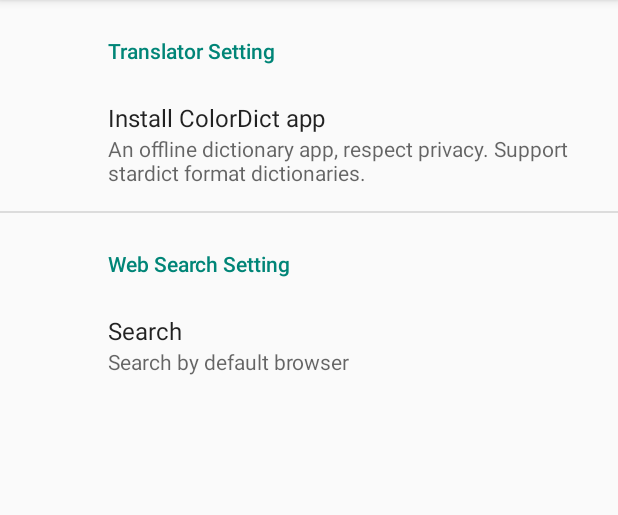
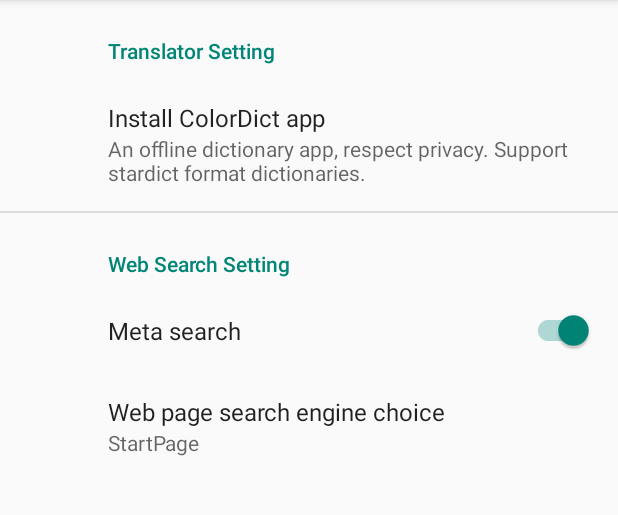
Before and after one commit to scubajeff/Setter, an Android app: the screen it shows after launch (SettingsActivity), on a phone screen of 412 x 824 dp, the part 84-599 px from its top. Run offline under Robolectric (Android 15) with nearby library versions, the phone set to English and light mode, and no system bars; our stand-ins replace androidx.preference.

Commit message:
new web search settings;

```diff
--- a/app/src/main/res/values/arrays.xml
+++ b/app/src/main/res/values/arrays.xml
@@ -1,29 +1,31 @@
 <resources>
-    <string-array name="search_engine_entries">
-        <item>@string/default_search</item>
-        <item>@string/meta_search</item>
-    </string-array>
-
-    <string-array name="search_engine_values">
-        <item>@string/default_search_value</item>
-        <item>@string/meta_search_value</item>
-    </string-array>
-
-    <string-array name="search_engine_tab_title">
-        <item>StartPage</item>
-        <item>DuckDuckGo</item>
+    <string name="miji_search">miji</string>
+    <string name="weibo_search">Weibo</string>
+    <string-array name="web_search_tab_title">
+        <item>Web</item>
         <item>Twitter</item>
         <item>Reddit</item>
         <item>@string/miji_search</item>
         <item>@string/weibo_search</item>
     </string-array>
 
-    <string-array name="search_engine_url">
+    <string-array name="web_search_url">
         <item>https://www.startpage.com./do/dsearch?query=</item>
-        <item>https://duckduckgo.com./?q=</item>
         <item>https://twitter.com/search?q=</item>
         <item>https://www.reddit.com/search/?q=</item>
         <item>https://mijisou.com/?q=</item>
         <item>https://s.weibo.com/weibo?Refer=weibo_weibo&amp;q=</item>
     </string-array>
+
+    <string-array name="web_search_engine_entries">
+        <item>StartPage</item>
+        <item>DuckDuckGo</item>
+    </string-array>
+
+    <string name="url_sp" translatable="false">https://www.startpage.com./do/dsearch?query=</string>
+    <string name="url_duck" translatable="false">https://duckduckgo.com./?q=</string>
+    <string-array name="web_search_engine_values">
+        <item>@string/url_sp</item>
+        <item>@string/url_duck</item>
+    </string-array>
 </resources>
--- a/app/src/main/res/values/strings.xml
+++ b/app/src/main/res/values/strings.xml
@@ -17,17 +17,11 @@
     <string name="url_urban_dictionary" translatable="false">https://www.urbandictionary.com./define.php?term=</string>
 
     <!-- Search Engine -->
+    <string name="meta_search_key" translatable="false">META_SEARCH</string>
+    <string name="search_engine_key" translatable="false">WEB_SEARCH_ENGINE</string>
     <string name="search_engine_header">Web Search Setting</string>
-    <string name="search_engine_key" translatable="false">searchengine</string>
-    <string name="default_search">Search by default browser</string>
-    <string name="meta_search">Meta search</string>
-    <string name="sp_search" translatable="false">StartPage</string>
-    <string name="duck_search" translatable="false">DuckDuckGo</string>
-    <string name="miji_search">miji</string>
-    <string name="weibo_search">Weibo</string>
-    <string name="ud_search" translatable="false">Urban Dictionary</string>
-    <string name="default_search_value" translatable="false">DEFAULT</string>
-    <string name="meta_search_value" translatable="false">META</string>
+    <string name="meta_search_title">Meta search</string>
+    <string name="meta_search_web_engine_title">Web page search engine choice</string>
 
     <!-- Reverse Image Search -->
     <string name="sogou">Sogou</string>
--- a/app/src/main/res/xml/root_preferences.xml
+++ b/app/src/main/res/xml/root_preferences.xml
@@ -41,14 +41,19 @@
     <PreferenceCategory
         app:title="@string/search_engine_header">
 
-        <ListPreference
-            app:title="@string/websearch_name"
-            app:summary="%s"
-            app:key="@string/search_engine_key"
-            app:defaultValue="@string/default_search_value"
-            app:entries="@array/search_engine_entries"
-            app:entryValues="@array/search_engine_values">
-        </ListPreference>
+        <SwitchPreferenceCompat
+            app:key="@string/meta_search_key"
+            app:title="@string/meta_search_title"
+            app:defaultValue="true" />
+
+        <DropDownPreference
+            android:key="@string/search_engine_key"
+            android:title="@string/meta_search_web_engine_title"
+            android:entries="@array/web_search_engine_entries"
+            android:entryValues="@array/web_search_engine_values"
+            android:defaultValue="@string/url_sp"
+            android:dependency="@string/meta_search_key"
+            app:useSimpleSummaryProvider="true" />
 
     </PreferenceCategory>
 
```
Also changed, not shown: app/src/main/java/site/leos/setter/WebSearchActivity.kt (+16 -10 lines), 2 other files.
